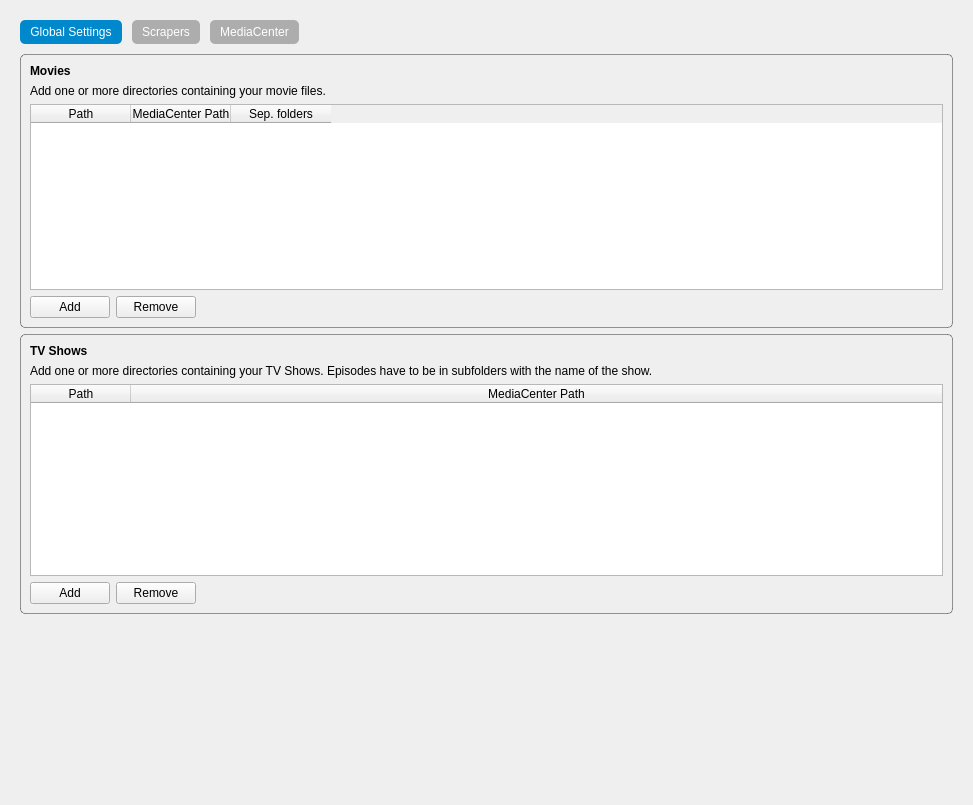
Above: settings/Settings.ui from Komet/MediaElch before the change. Below: the same form after it.
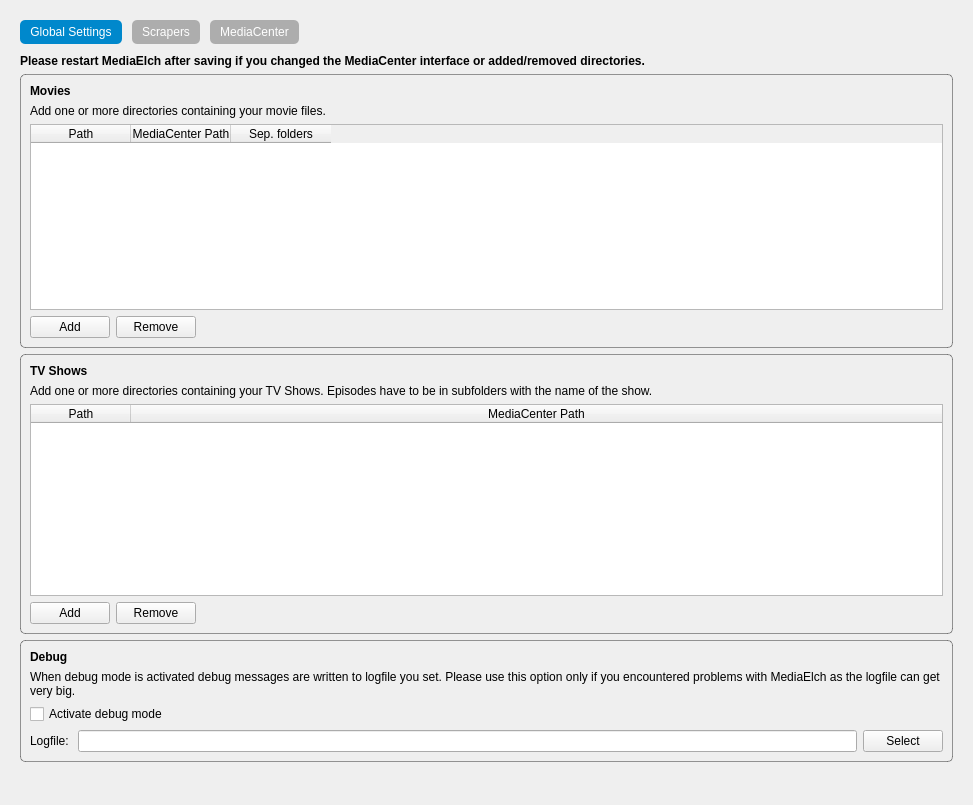
That is the form after the change. Icons and pictures are not drawn.

Commit message: Added debug config option, improved settings widget

What changed in the file:
```diff
--- a/settings/Settings.ui
+++ b/settings/Settings.ui
@@ -125,10 +125,26 @@
       <attribute name="title">
        <string>Global Settings</string>
       </attribute>
-      <layout class="QVBoxLayout" name="verticalLayout_2">
+      <layout class="QVBoxLayout" name="verticalLayout_2" stretch="0,1,1,0">
        <property name="margin">
         <number>0</number>
        </property>
+       <item>
+        <widget class="QLabel" name="label_12">
+         <property name="font">
+          <font>
+           <weight>75</weight>
+           <bold>true</bold>
+          </font>
+         </property>
+         <property name="text">
+          <string>Please restart MediaElch after saving if you changed the MediaCenter interface or added/removed directories.</string>
+         </property>
+         <property name="wordWrap">
+          <bool>true</bool>
+         </property>
+        </widget>
+       </item>
        <item>
         <widget class="QGroupBox" name="groupBox">
          <property name="title">
@@ -300,6 +316,66 @@
          </layout>
         </widget>
        </item>
+       <item>
+        <widget class="QGroupBox" name="groupBox_5">
+         <property name="title">
+          <string/>
+         </property>
+         <layout class="QVBoxLayout" name="verticalLayout_6">
+          <item>
+           <widget class="QLabel" name="label_9">
+            <property name="font">
+             <font>
+              <weight>75</weight>
+              <bold>true</bold>
+             </font>
+            </property>
+            <property name="text">
+             <string>Debug</string>
+            </property>
+           </widget>
+          </item>
+          <item>
+           <widget class="QLabel" name="label_10">
+            <property name="text">
+             <string>When debug mode is activated debug messages are written to logfile you set. Please use this option only if you encountered problems with MediaElch as the logfile can get very big. </string>
+            </property>
+            <property name="wordWrap">
+             <bool>true</bool>
+            </property>
+           </widget>
+          </item>
+          <item>
+           <widget class="QCheckBox" name="chkActivateDebug">
+            <property name="text">
+             <string>Activate debug mode</string>
+            </property>
+           </widget>
+          </item>
+          <item>
+           <layout class="QHBoxLayout" name="horizontalLayout_2">
+            <item>
+             <widget class="QLabel" name="label_11">
+              <property name="text">
+               <string>Logfile: </string>
+              </property>
+             </widget>
+            </item>
+            <item>
+             <widget class="QLineEdit" name="logfilePath"/>
+            </item>
+            <item>
+             <widget class="QPushButton" name="buttonChooseLogfile">
+              <property name="text">
+               <string>Select</string>
+              </property>
+             </widget>
+            </item>
+           </layout>
+          </item>
+         </layout>
+        </widget>
+       </item>
       </layout>
      </widget>
      <widget class="QWidget" name="scrapers">
```
Left out of the diff: 16 changed lines with no effect on the pictures. The commit also changes 4 other files.
